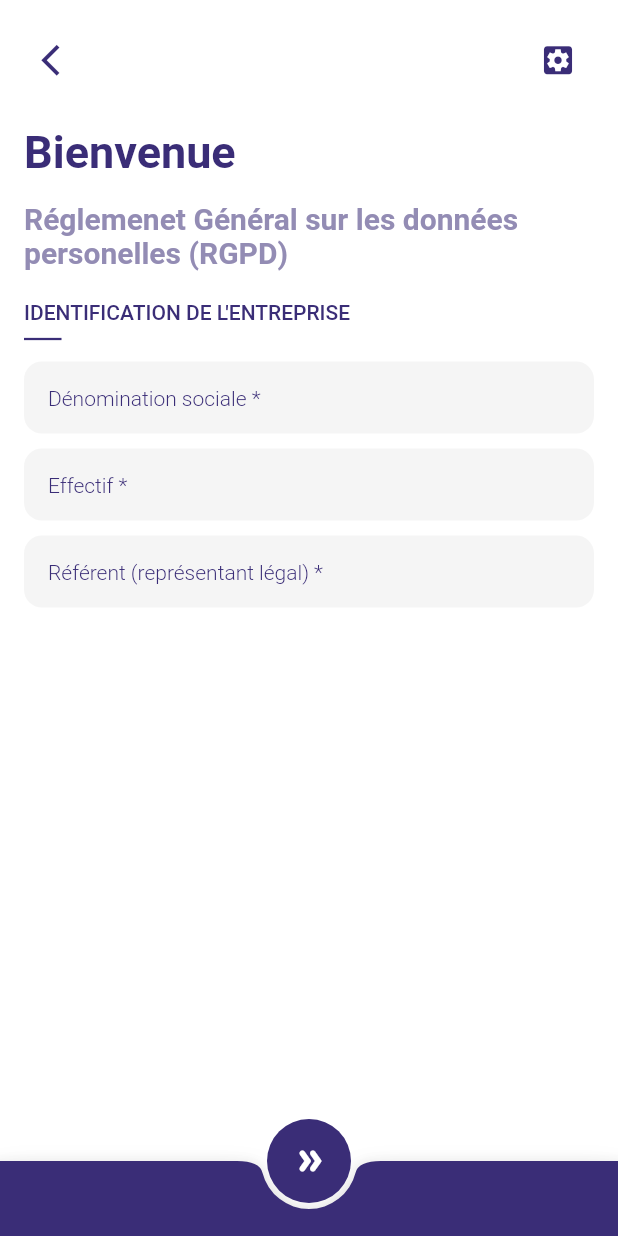
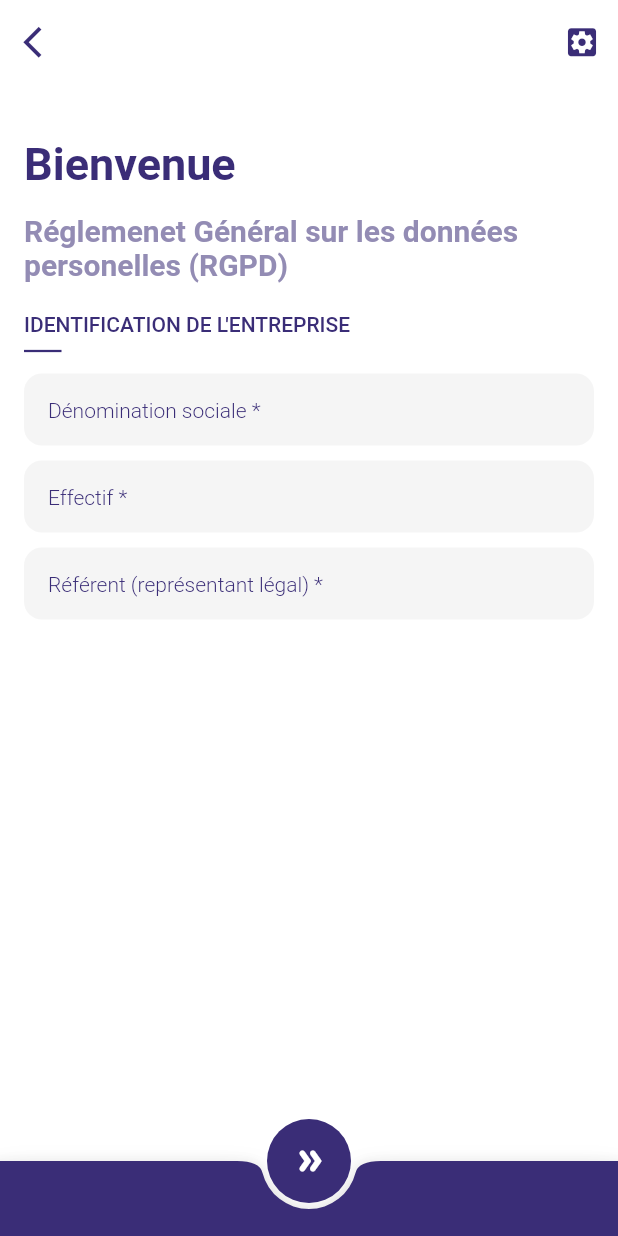
Before and after one commit to abdel7ak96/survey_app, a Flutter app: the IdentificationView screen opened directly, on a phone screen of 412 x 824 dp. Run offline on Flutter 3.47's test engine with Material 2 defaults, Android fonts, the phone set to English and light mode, and no system bars; our stand-ins replace dots_indicator.

Commit message:
TODO: enhance code
use appBar in IdentificationView rather than regular Row

```diff
--- a/lib/main.dart
+++ b/lib/main.dart
@@ -1,7 +1,7 @@
 import 'package:flutter/material.dart';
 // import 'src/views/WelcomeViews.dart';
-// import 'src/views/IdentificationView.dart';
-import 'src/views/QuestionsView.dart';
+import 'src/views/IdentificationView.dart';
+// import 'src/views/QuestionsView.dart';
 
 void main() {
   runApp(MyApp());
@@ -13,10 +13,9 @@ class MyApp extends StatelessWidget {
     return MaterialApp(
       title: 'Survey App',
       theme: ThemeData(
-        // TODO : Add theme data and refactor explicit color choices in the code
         primarySwatch: Colors.purple,
       ),
-      home: QuestionsView(),
+      home: IdentificationView(),
       debugShowCheckedModeBanner: false,
     );
   }
--- a/lib/src/views/IdentificationView.dart
+++ b/lib/src/views/IdentificationView.dart
@@ -7,24 +7,18 @@ class IdentificationView extends StatelessWidget {
   Widget build(BuildContext context) {
     return Scaffold(
         backgroundColor: Colors.white,
-        body: SafeArea(
-          child: ListView(children: [
-            Padding(
-              padding: const EdgeInsets.all(16.0),
-              child: Column(
-                crossAxisAlignment: CrossAxisAlignment.start,
-                children: [
-                  // TODO : Refactor this code to use AppBar instead
-                  Row(
-                    mainAxisAlignment: MainAxisAlignment.spaceBetween,
-                    children: [
-                      IconButton(
+        appBar: AppBar(
+          backgroundColor: Colors.transparent,
+          elevation: 0,
+          leading: IconButton(
             onPressed: () => {},
             icon: Icon(
               Icons.arrow_back_ios,
               color: Color.fromRGBO(58, 45, 119, 1),
               size: 25.0,
-                          )),
+            ),
+          ),
+          actions: [
             IconButton(
                 onPressed: () => {},
                 icon: Icon(
@@ -34,6 +28,13 @@ class IdentificationView extends StatelessWidget {
                 ))
           ],
         ),
+        body: SafeArea(
+          child: ListView(children: [
+            Padding(
+              padding: const EdgeInsets.all(16.0),
+              child: Column(
+                crossAxisAlignment: CrossAxisAlignment.start,
+                children: [
                   Padding(
                     padding: const EdgeInsets.symmetric(vertical: 20.0),
                     child: Column(
@@ -81,7 +82,7 @@ class IdentificationView extends StatelessWidget {
         ),
         floatingActionButtonLocation: FloatingActionButtonLocation.centerDocked,
         floatingActionButton: FloatingActionButton(
-          onPressed: () => { /*TODO : Implement form validation and routing*/ },
+          onPressed: () => {/*TODO : Implement form validation and routing*/},
           child: Icon(Icons.double_arrow_rounded),
           backgroundColor: Color.fromRGBO(58, 45, 119, 1),
           elevation: 0,
@@ -90,8 +91,7 @@ class IdentificationView extends StatelessWidget {
           shape: CircularNotchedRectangle(),
           color: Color.fromRGBO(58, 45, 119, 1),
           child: SizedBox(height: 50.0),
-        )
-        );
+        ));
   }
 }
 
```
Lines whose indentation alone changed are shown as unchanged.
